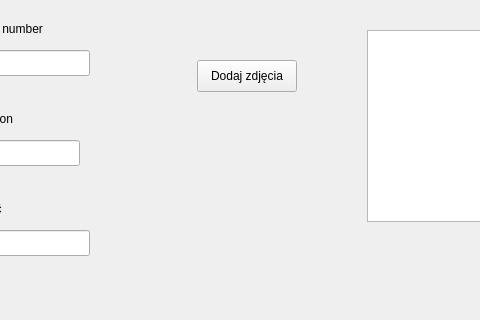
The window that mainwindow.ui (arekbr/Inwentaryzacja) describes before a commit, drawn with Qt 5; both pictures show x 243 to 723 and y 0 to 320 of the 1029 by 958 pixel window.
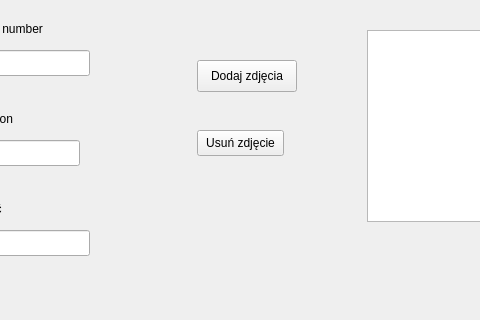
The same window after the commit.

The edit to the form file:
```diff
--- a/mainwindow.ui
+++ b/mainwindow.ui
@@ -362,6 +362,19 @@
      <string>Ilość</string>
     </property>
    </widget>
+   <widget class="QPushButton" name="New_item_removePhoto">
+    <property name="geometry">
+     <rect>
+      <x>440</x>
+      <y>130</y>
+      <width>87</width>
+      <height>26</height>
+     </rect>
+    </property>
+    <property name="text">
+     <string>Usuń zdjęcie</string>
+    </property>
+   </widget>
   </widget>
   <widget class="QStatusBar" name="statusbar"/>
  </widget>
```
